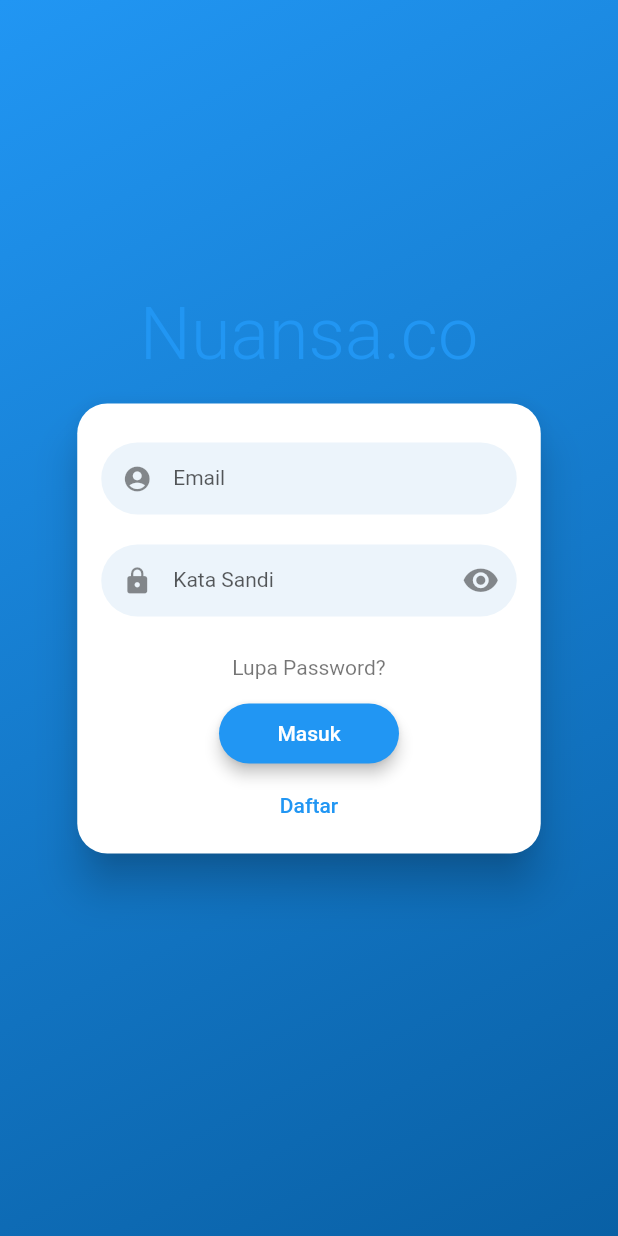
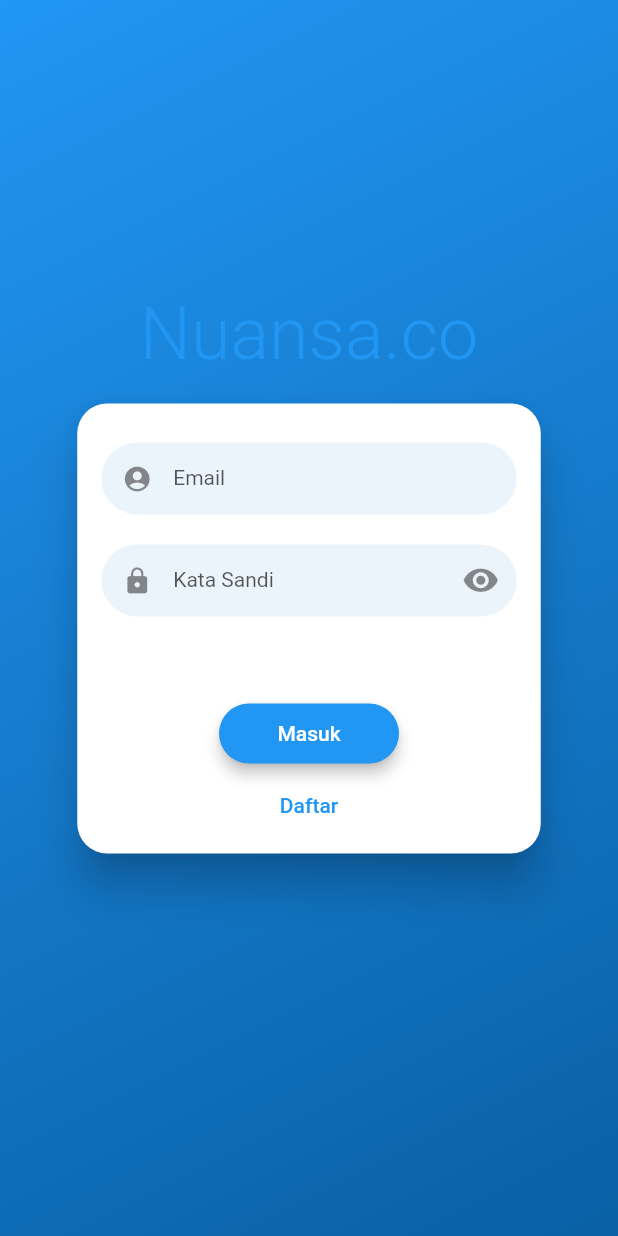
Before and after one commit to riyansetiyadi/UAS_Pemrograman_Berbasis_Mobile, a Flutter app: the screen it shows after launch, on a phone screen of 412 x 824 dp. Run offline on Flutter 3.47's test engine with Material 2 defaults, Android fonts, the phone set to English and light mode, and no system bars; drawn by our look-alikes of flutter_login; our stand-ins replace cloud_firestore, firebase_core, location; missing offline and left inert: here_sdk; accounts and stored records are empty.

Commit message:
memperbaiki bug tidak bisa login

```diff
--- a/nuansa/lib/login.dart
+++ b/nuansa/lib/login.dart
@@ -44,7 +44,6 @@ class _LoginScreenState extends State<LoginScreen> {
                 }
               } else {
                 auth = 'Email belum terdaftar';
-                break;
               }
             }
           }
@@ -127,7 +126,7 @@ class _LoginScreenState extends State<LoginScreen> {
           messages: LoginMessages(
             passwordHint: "Kata Sandi",
             confirmPasswordHint: "Konfirmasi Kata Sandi",
-            forgotPasswordButton: "Lupa Password?",
+            forgotPasswordButton: "",
             goBackButton: "Kembali",
             loginButton: "Masuk",
             signupButton: "Daftar",
```
